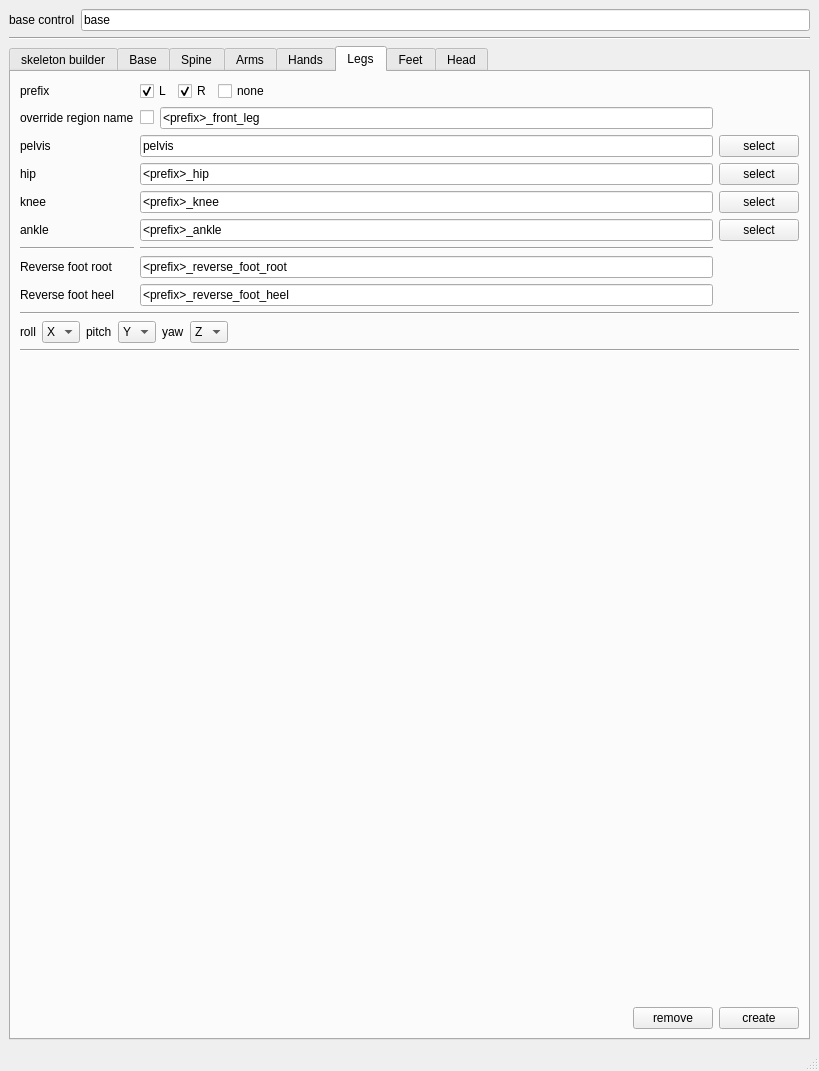
Qt form scripts/jt_autorig.ui (jonathantopf/jt_tools) before a commit.
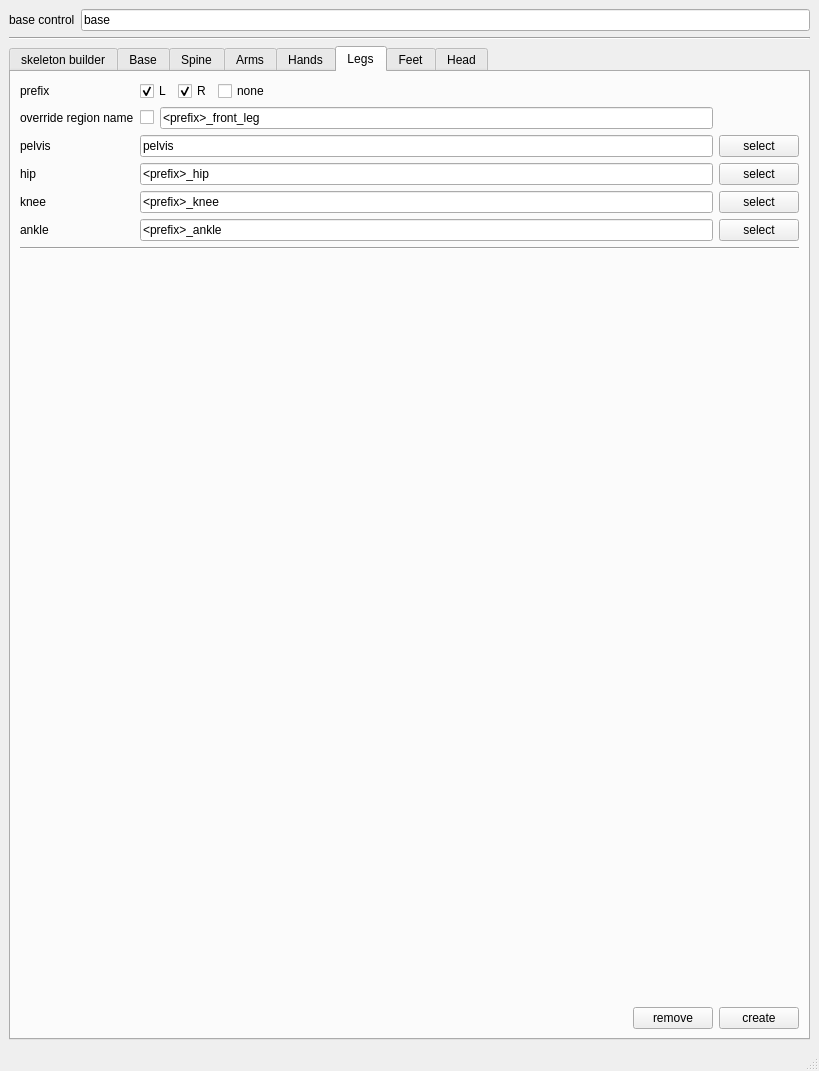
The same form after that commit.

Commit message: finished simplification of foot rig

Patch:
```diff
--- a/scripts/jt_autorig.ui
+++ b/scripts/jt_autorig.ui
@@ -1030,27 +1030,6 @@
             </item>
            </layout>
           </item>
-          <item row="10" column="0">
-           <widget class="QLabel" name="label_14">
-            <property name="text">
-             <string>Reverse foot heel</string>
-            </property>
-           </widget>
-          </item>
-          <item row="7" column="2">
-           <widget class="Line" name="line_66">
-            <property name="orientation">
-             <enum>Qt::Horizontal</enum>
-            </property>
-           </widget>
-          </item>
-          <item row="7" column="0">
-           <widget class="Line" name="line_2">
-            <property name="orientation">
-             <enum>Qt::Horizontal</enum>
-            </property>
-           </widget>
-          </item>
           <item row="3" column="0">
            <widget class="QLabel" name="label_10">
             <property name="text">
@@ -1093,13 +1072,6 @@
             </property>
            </widget>
           </item>
-          <item row="10" column="2">
-           <widget class="QLineEdit" name="jt_autorig_legs_reverse_foot_heel_select_text">
-            <property name="text">
-             <string>&lt;prefix&gt;_reverse_foot_heel</string>
-            </property>
-           </widget>
-          </item>
           <item row="5" column="3">
            <widget class="QPushButton" name="pushButton_13">
             <property name="text">
@@ -1154,20 +1126,6 @@
             </property>
            </widget>
           </item>
-          <item row="8" column="0">
-           <widget class="QLabel" name="label_20">
-            <property name="text">
-             <string>Reverse foot root</string>
-            </property>
-           </widget>
-          </item>
-          <item row="8" column="2">
-           <widget class="QLineEdit" name="jt_autorig_legs_reverse_foot_root_select_text">
-            <property name="text">
-             <string>&lt;prefix&gt;_reverse_foot_root</string>
-            </property>
-           </widget>
-          </item>
          </layout>
         </item>
         <item>
@@ -1177,108 +1135,6 @@
           </property>
          </widget>
         </item>
-        <item>
-         <layout class="QHBoxLayout" name="horizontalLayout_4">
-          <item>
-           <widget class="QLabel" name="label_21">
-            <property name="text">
-             <string>roll</string>
-            </property>
-           </widget>
-          </item>
-          <item>
-           <widget class="QComboBox" name="jt_autorig_legs_roll_combo">
-            <item>
-             <property name="text">
-              <string>X</string>
-             </property>
-            </item>
-            <item>
-             <property name="text">
-              <string>Y</string>
-             </property>
-            </item>
-            <item>
-             <property name="text">
-              <string>Z</string>
-             </property>
-            </item>
-           </widget>
-          </item>
-          <item>
-           <widget class="QLabel" name="label_4">
-            <property name="text">
-             <string>pitch</string>
-            </property>
-           </widget>
-          </item>
-          <item>
-           <widget class="QComboBox" name="jt_autorig_legs_pitch_combo">
-            <item>
-             <property name="text">
-              <string>Y</string>
-             </property>
-            </item>
-            <item>
-             <property name="text">
-              <string>Z</string>
-             </property>
-            </item>
-            <item>
-             <property name="text">
-              <string>X</string>
-             </property>
-            </item>
-           </widget>
-          </item>
-          <item>
-           <widget class="QLabel" name="label_3">
-            <property name="text">
-             <string>yaw</string>
-            </property>
-           </widget>
-          </item>
-          <item>
-           <widget class="QComboBox" name="jt_autorig_legs_yaw_combo">
-            <item>
-             <property name="text">
-              <string>Z</string>
-             </property>
-            </item>
-            <item>
-             <property name="text">
-              <string>Y</string>
-             </property>
-            </item>
-            <item>
-             <property name="text">
-              <string>X</string>
-             </property>
-            </item>
-           </widget>
-          </item>
-          <item>
-           <spacer name="horizontalSpacer_4">
-            <property name="orientation">
-             <enum>Qt::Horizontal</enum>
-            </property>
-            <property name="sizeHint" stdset="0">
-             <size>
-              <width>40</width>
-              <height>20</height>
-             </size>
-            </property>
-           </spacer>
-          </item>
-         </layout>
-        </item>
-        <item>
-         <widget class="Line" name="line_4">
-          <property name="orientation">
-           <enum>Qt::Horizontal</enum>
-          </property>
-         </widget>
-        </item>
         <item>
          <spacer name="verticalSpacer_2">
           <property name="orientation">
```
Left out of the diff: 3 changed lines with no effect on the pictures. The commit also changes 1 other file.
